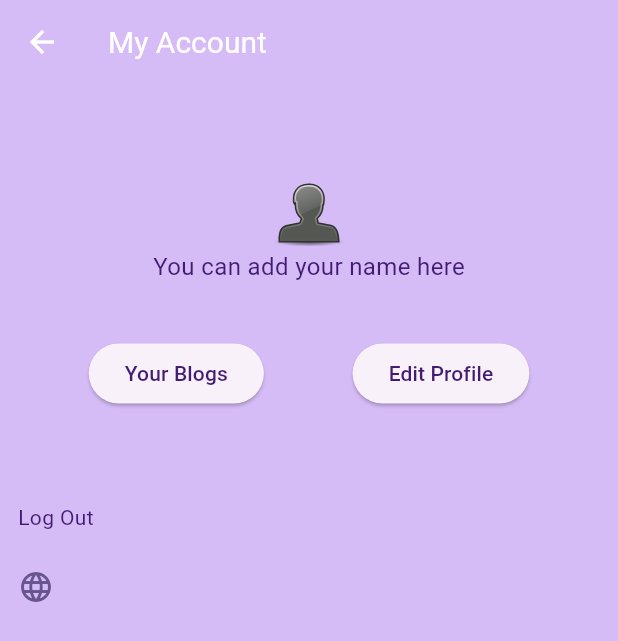
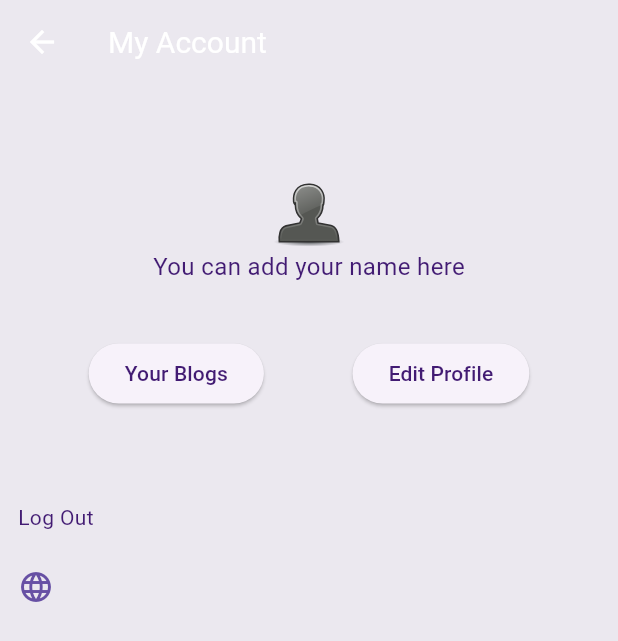
Before and after one commit to beyzayyt/shoou, a Flutter app: the screen it shows once a user with an empty profile is signed in, after a tap on the "person" icon, on a phone screen of 412 x 824 dp. Shown: the top 641 px of the screen. Run offline on Flutter 3.47's test engine with Material 3 defaults, Android fonts, the light colour scheme and no system bars; our stand-ins replace cloud_firestore, easy_localization, firebase_auth, firebase_core, firebase_storage, flutter_bloc and 5 more; missing offline and left inert: firebase_app_check; accounts and stored records are empty.

Commit message:
Changing theme color and updating home page design

```diff
--- a/lib/main.dart
+++ b/lib/main.dart
@@ -58,15 +58,13 @@ class MyApp extends StatelessWidget {
       locale: context.locale,
       debugShowCheckedModeBanner: false,
       theme: ThemeData(
-        scaffoldBackgroundColor: const Color.fromRGBO(214, 188, 246, 1),
+        scaffoldBackgroundColor: const Color.fromARGB(255, 235, 232, 239),
         appBarTheme: const AppBarTheme(
             iconTheme: IconThemeData(color: Colors.white),
-            backgroundColor: Color.fromRGBO(214, 188, 246, 1),
+            backgroundColor: Color.fromARGB(255, 235, 232, 239),
             titleTextStyle: TextStyle(
               fontSize: 20,
-              // fontStyle: FontStyle.italic,
             )),
-        colorScheme: ColorScheme.fromSeed(seedColor: Colors.deepPurple),
         useMaterial3: true,
       ),
       home: StreamBuilder<User?>(
--- a/lib/ui/page/home_page.dart
+++ b/lib/ui/page/home_page.dart
@@ -52,14 +52,9 @@ class HomePage extends StatelessWidget {
                       ],
                     ),
                   ),
-                  body: Container(
-                    child: (stateshowblog is ShowUserBlogCompleted && stateshowblog.blogs != null)
-                        ? Padding(
-                            padding: const EdgeInsets.all(24.0),
-                            child: UserBlogList(blog: stateshowblog.blogs ?? [], isHomePage: true, userid: box.get('userid') ?? ''),
-                          )
-                        : const SizedBox.shrink(),
-                  ),
+                  body: (stateshowblog is ShowUserBlogCompleted && stateshowblog.blogs != null)
+                      ? UserBlogList(blog: stateshowblog.blogs ?? [], isHomePage: true, userid: box.get('userid') ?? '')
+                      : const SizedBox.shrink(),
                   floatingActionButton: FloatingActionButton(
                     onPressed: () async {
                       await Navigator.push(
--- a/lib/ui/view/users_blog_list.dart
+++ b/lib/ui/view/users_blog_list.dart
@@ -13,30 +13,22 @@ class UserBlogList extends StatefulWidget {
   State<UserBlogList> createState() => _UsersBlogListState();
 }
 
-// Padding(
-//                             padding: const EdgeInsets.only(top: 50.0),
-//                             child: box.get('profilePhotoUrl') == null
-//                                 ? SvgPicture.asset(
-//                                     'assets/image/person_asset.svg',
-//                                   )
-//                                 :CircleAvatar(
-//                                               radius: 70,
-//                                               backgroundImage: NetworkImage(box.get('profilePhotoUrl')),
-//                                             )
-//                           ),
 class _UsersBlogListState extends State<UserBlogList> {
   @override
   Widget build(BuildContext context) {
-    return SizedBox(
+    return Padding(
+      padding: const EdgeInsets.only(top: 28.0),
+      child: SizedBox(
         height: MediaQuery.of(context).size.height / 1.5,
         child: ListView.separated(
-        separatorBuilder: (context, index) => !widget.isHomePage ? const SizedBox(height: 4) : const Divider(),
+          // separatorBuilder: (context, index) => !widget.isHomePage ? const SizedBox(height: 4) : const Divider(),
+          separatorBuilder: (context, index) => const SizedBox(height: 14),
           itemCount: widget.blog.length,
           itemBuilder: (context, index) {
             Map<String, dynamic> data = widget.blog[index] as Map<String, dynamic>;
             return widget.isHomePage || data['userid'] == widget.userid
                 ? Row(
-                  crossAxisAlignment: CrossAxisAlignment.start,
+                    mainAxisAlignment: MainAxisAlignment.center,
                     children: [
                       !widget.isHomePage
                           ? Checkbox(
@@ -52,9 +44,12 @@ class _UsersBlogListState extends State<UserBlogList> {
                               },
                             )
                           : const SizedBox.shrink(),
-                    Expanded(
+                      SizedBox(
+                        width: MediaQuery.of(context).size.width - 20,
+                        child: Card(
+                          color: Colors.white,
+                          child: Expanded(
                             child: Row(
-                        mainAxisAlignment: MainAxisAlignment.start,
                               children: [
                                 (data['userProfilePhoto'] == null || data['userProfilePhoto'].isEmpty)
                                     ? SvgPicture.asset(
@@ -88,11 +83,14 @@ class _UsersBlogListState extends State<UserBlogList> {
                               ],
                             ),
                           ),
+                        ),
+                      ),
                     ],
                   )
                 : const SizedBox.shrink();
           },
         ),
+      ),
     );
   }
 }
```
Lines whose indentation alone changed are shown as unchanged.
